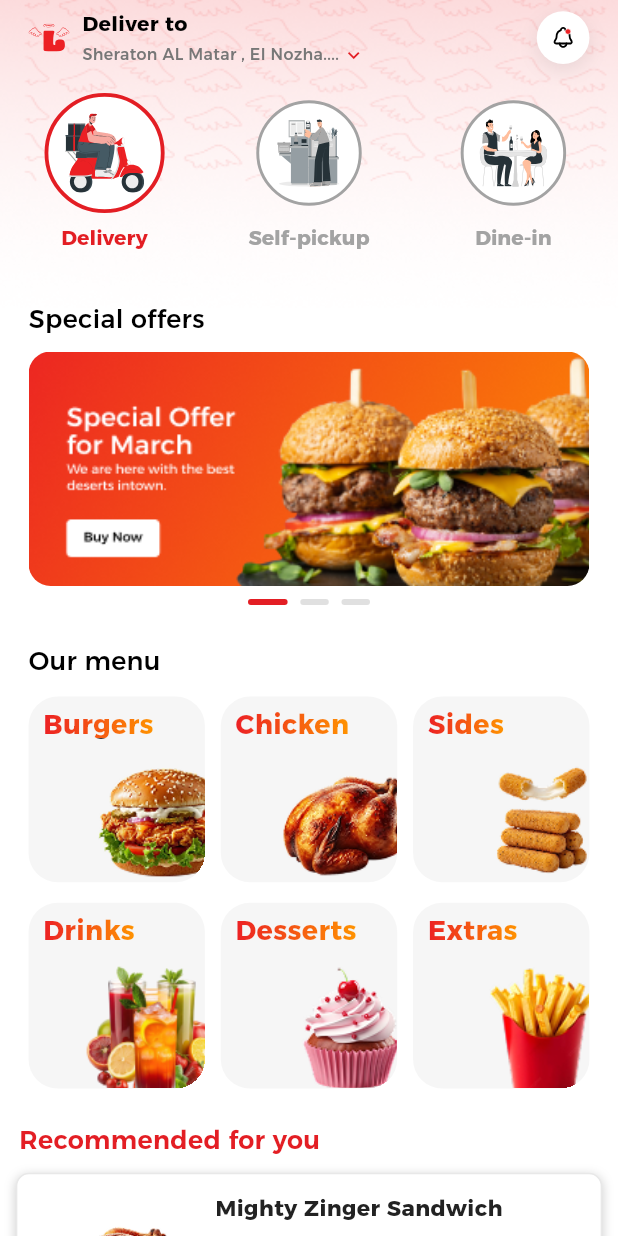
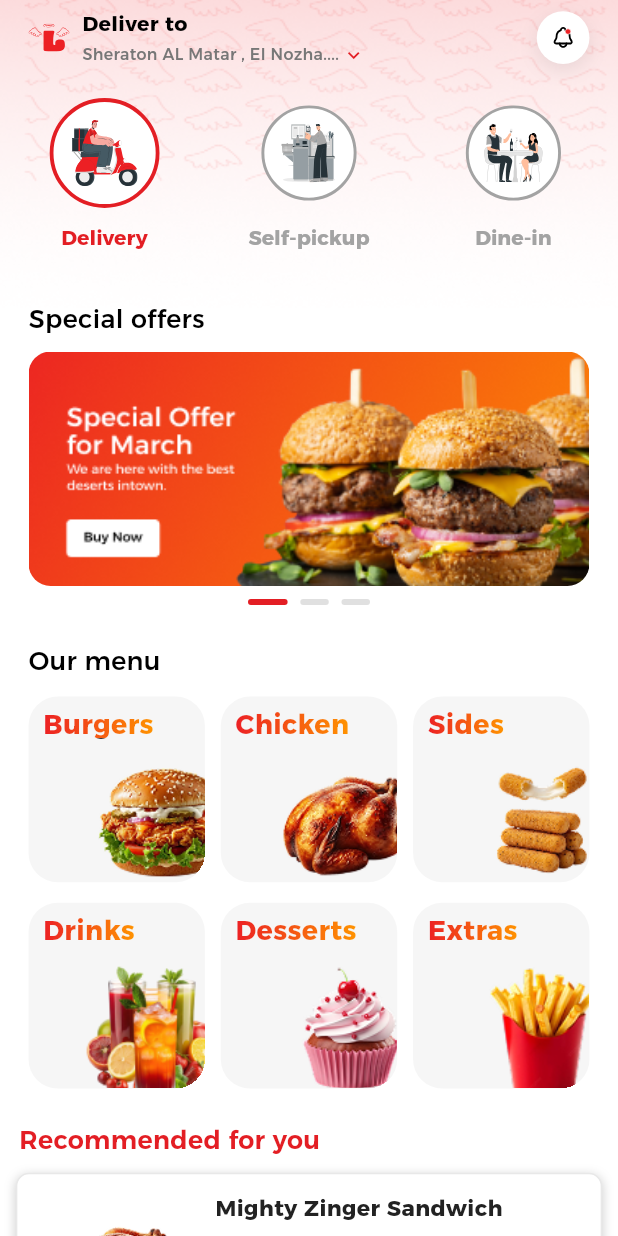
Before and after one commit to davidayman11/luciz, a Flutter app: the HomeTabPage widget shown alone on an empty page, opened directly, on a phone screen of 412 x 824 dp. Run offline on Flutter 3.47's test engine with Material 3 defaults, Android fonts, the phone set to English and light mode, and no system bars; our stand-ins replace flutter_svg, shared_preferences; accounts and stored records are empty.

Commit message:
homepage5

```diff
--- a/lib/features/home/presentation/pages/home_screen.dart
+++ b/lib/features/home/presentation/pages/home_screen.dart
@@ -6,6 +6,7 @@ import '../widgets/luciz_home_bottom_nav.dart';
 import 'tabs/account_tab_page.dart';
 import 'tabs/cart_tab_page.dart';
 import 'tabs/home_tab_page.dart';
+
 import 'tabs/rewards_tab_page.dart';
 
 class HomeScreen extends StatefulWidget {
--- a/lib/features/home/presentation/pages/tabs/home_tab_page.dart
+++ b/lib/features/home/presentation/pages/tabs/home_tab_page.dart
@@ -5,6 +5,7 @@ import 'package:flutter_svg/flutter_svg.dart';
 
 import '../../../../../core/responsive/luciz_scale.dart';
 import '../../../../../core/theme/luciz_colors.dart';
+import '../../widgets/quantity_outline_control.dart';
 
 class HomeTabPage extends StatefulWidget {
   const HomeTabPage({super.key});
@@ -44,13 +45,16 @@ class _HomeTabPageState extends State<HomeTabPage> {
     ),
   ];
 
-  int get cartCount =>
-      products.fold<int>(0, (sum, item) => sum + item.quantity);
+  int get cartCount {
+    return products.fold<int>(0, (sum, item) => sum + item.quantity);
+  }
 
-  int get cartTotal => products.fold<int>(
+  int get cartTotal {
+    return products.fold<int>(
       0,
       (sum, item) => sum + (item.price * item.quantity),
     );
+  }
 
   bool get hasCartItems => cartCount > 0;
 
@@ -63,7 +67,9 @@ class _HomeTabPageState extends State<HomeTabPage> {
   void _startBannerAutoSlide() {
     _bannerTimer = Timer.periodic(const Duration(seconds: 3), (_) {
       if (!_bannerController.hasClients) return;
+
       final nextIndex = bannerIndex == 2 ? 0 : bannerIndex + 1;
+
       _bannerController.animateToPage(
         nextIndex,
         duration: const Duration(milliseconds: 450),
@@ -73,12 +79,16 @@ class _HomeTabPageState extends State<HomeTabPage> {
   }
 
   void _increaseProduct(int index) {
-    setState(() => products[index].quantity++);
+    setState(() {
+      products[index].quantity++;
+    });
   }
 
   void _decreaseProduct(int index) {
     setState(() {
-      if (products[index].quantity > 0) products[index].quantity--;
+      if (products[index].quantity > 0) {
+        products[index].quantity--;
+      }
     });
   }
 
@@ -105,19 +115,30 @@ class _HomeTabPageState extends State<HomeTabPage> {
             fit: BoxFit.cover,
           ),
         ),
+
         SafeArea(
           child: SingleChildScrollView(
             padding: EdgeInsets.fromLTRB(
               s.w(10),
               s.h(6),
               s.w(10),
-              hasCartItems ? s.h(95) : s.h(20),
+              s.h(20),
+            ),
+            child: AnimatedPadding(
+              duration: hasCartItems
+                  ? const Duration(milliseconds: 320)
+                  : const Duration(milliseconds: 140),
+              curve: Curves.easeOutCubic,
+              padding: EdgeInsets.only(
+                bottom: hasCartItems ? s.h(75) : 0,
               ),
               child: Column(
                 crossAxisAlignment: CrossAxisAlignment.start,
                 children: [
                   _Header(s: s),
+
                   SizedBox(height: s.h(18)),
+
                   Padding(
                     padding: EdgeInsets.symmetric(horizontal: s.w(8)),
                     child: Row(
@@ -137,7 +158,8 @@ class _HomeTabPageState extends State<HomeTabPage> {
                           s: s,
                           title: 'Self-pickup',
                           selectedAsset: 'assets/images/pickup-selected.svg',
-                        unselectedAsset: 'assets/images/self_pickup_icon.svg',
+                          unselectedAsset:
+                              'assets/images/self_pickup_icon.svg',
                           selected: selectedOrderType == 1,
                           onTap: () => setState(() => selectedOrderType = 1),
                         ),
@@ -152,7 +174,9 @@ class _HomeTabPageState extends State<HomeTabPage> {
                       ],
                     ),
                   ),
+
                   SizedBox(height: s.h(24)),
+
                   Padding(
                     padding: EdgeInsets.symmetric(horizontal: s.w(8)),
                     child: _SectionTitle(
@@ -161,7 +185,9 @@ class _HomeTabPageState extends State<HomeTabPage> {
                       fontWeight: FontWeight.w500,
                     ),
                   ),
+
                   SizedBox(height: s.h(10)),
+
                   SizedBox(
                     height: s.h(160),
                     child: PageView.builder(
@@ -185,13 +211,17 @@ class _HomeTabPageState extends State<HomeTabPage> {
                       },
                     ),
                   ),
+
                   SizedBox(height: s.h(9)),
+
                   Row(
                     mainAxisAlignment: MainAxisAlignment.center,
                     children: List.generate(3, (i) {
                       final active = i == bannerIndex;
+
                       return AnimatedContainer(
                         duration: const Duration(milliseconds: 200),
+                        curve: Curves.easeOut,
                         margin: EdgeInsets.symmetric(horizontal: s.w(4)),
                         width: active ? s.w(25) : s.w(18),
                         height: s.h(4),
@@ -204,7 +234,9 @@ class _HomeTabPageState extends State<HomeTabPage> {
                       );
                     }),
                   ),
+
                   SizedBox(height: s.h(26)),
+
                   Padding(
                     padding: EdgeInsets.symmetric(horizontal: s.w(8)),
                     child: _SectionTitle(
@@ -213,7 +245,9 @@ class _HomeTabPageState extends State<HomeTabPage> {
                       fontWeight: FontWeight.w500,
                     ),
                   ),
+
                   SizedBox(height: s.h(12)),
+
                   Padding(
                     padding: EdgeInsets.symmetric(horizontal: s.w(8)),
                     child: GridView.count(
@@ -281,7 +315,9 @@ class _HomeTabPageState extends State<HomeTabPage> {
                       ],
                     ),
                   ),
+
                   SizedBox(height: s.h(23)),
+
                   Padding(
                     padding: EdgeInsets.symmetric(horizontal: s.w(2)),
                     child: _SectionTitle(
@@ -291,7 +327,9 @@ class _HomeTabPageState extends State<HomeTabPage> {
                       color: LucizColors.brandRed,
                     ),
                   ),
+
                   SizedBox(height: s.h(10)),
+
                   ListView.separated(
                     shrinkWrap: true,
                     physics: const NeverScrollableScrollPhysics(),
@@ -299,6 +337,7 @@ class _HomeTabPageState extends State<HomeTabPage> {
                     separatorBuilder: (_, __) => SizedBox(height: s.h(14)),
                     itemBuilder: (context, index) {
                       final product = products[index];
+
                       return _RecommendedProductCard(
                         s: s,
                         product: product,
@@ -311,20 +350,26 @@ class _HomeTabPageState extends State<HomeTabPage> {
               ),
             ),
           ),
+        ),
 
-        // ── Cart bar: slide up from bottom + fade, ناعمة وخفيفة ──
         Positioned(
           left: s.w(12),
           right: s.w(12),
           bottom: s.h(10),
           child: SafeArea(
             top: false,
+            child: IgnorePointer(
+              ignoring: !hasCartItems,
               child: AnimatedSlide(
-              duration: const Duration(milliseconds: 400),
+                duration: hasCartItems
+                    ? const Duration(milliseconds: 400)
+                    : const Duration(milliseconds: 170),
                 curve: Curves.easeOutCubic,
                 offset: hasCartItems ? Offset.zero : const Offset(0, 2),
                 child: AnimatedOpacity(
-                duration: const Duration(milliseconds: 350),
+                  duration: hasCartItems
+                      ? const Duration(milliseconds: 350)
+                      : const Duration(milliseconds: 120),
                   curve: Curves.easeOut,
                   opacity: hasCartItems ? 1.0 : 0.0,
                   child: _CartBar(
@@ -336,14 +381,11 @@ class _HomeTabPageState extends State<HomeTabPage> {
               ),
             ),
           ),
+        ),
       ],
     );
   }
 }
-
-// ─────────────────────────────────────────────
-// Models & simple widgets (unchanged)
-// ─────────────────────────────────────────────
 
 class _ProductItem {
   _ProductItem({
@@ -363,6 +405,7 @@ class _ProductItem {
 
 class _Header extends StatelessWidget {
   const _Header({required this.s});
+
   final LucizScale s;
 
   @override
@@ -469,8 +512,9 @@ class _OrderType extends StatelessWidget {
   Widget build(BuildContext context) {
     final Color borderColor =
         selected ? LucizColors.brandRed : const Color(0xFFA3A3A3);
-    final double circleSize = selected ? s.r(82) : s.r(72);
-    final double iconSize = selected ? s.r(54) : s.r(46);
+
+    final double circleSize = selected ? s.r(75) : s.r(65);
+    final double iconSize = selected ? s.r(45) : s.r(40);
 
     return GestureDetector(
       onTap: onTap,
@@ -493,7 +537,10 @@ class _OrderType extends StatelessWidget {
                   decoration: BoxDecoration(
                     color: Colors.white,
                     shape: BoxShape.circle,
-                    border: Border.all(color: borderColor, width: selected ? s.r(2.6) : s.r(2)),
+                    border: Border.all(
+                      color: borderColor,
+                      width: selected ? s.r(2.6) : s.r(2),
+                    ),
                   ),
                   child: Center(
                     child: AnimatedContainer(
@@ -523,7 +570,11 @@ class _OrderType extends StatelessWidget {
                     fontWeight: FontWeight.w700,
                     color: borderColor,
                   ),
-                  child: Text(title, maxLines: 1, overflow: TextOverflow.ellipsis),
+                  child: Text(
+                    title,
+                    maxLines: 1,
+                    overflow: TextOverflow.ellipsis,
+                  ),
                 ),
               ),
             ),
@@ -619,10 +670,6 @@ class _MenuCard extends StatelessWidget {
   }
 }
 
-// ─────────────────────────────────────────────
-// Product card — AnimatedSwitcher ناعم بدون bounce
-// ─────────────────────────────────────────────
-
 class _RecommendedProductCard extends StatelessWidget {
   const _RecommendedProductCard({
     required this.s,
@@ -645,7 +692,10 @@ class _RecommendedProductCard extends StatelessWidget {
       decoration: BoxDecoration(
         color: Colors.white,
         borderRadius: BorderRadius.circular(s.r(9)),
-        border: Border.all(color: const Color(0xFFE8E8E8), width: 1),
+        border: Border.all(
+          color: const Color(0xFFE8E8E8),
+          width: 1,
+        ),
         boxShadow: [
           BoxShadow(
             blurRadius: 5,
@@ -662,7 +712,10 @@ class _RecommendedProductCard extends StatelessWidget {
             bottom: s.h(16),
             child: SizedBox(
               width: s.w(98),
-              child: Image.asset(product.asset, fit: BoxFit.contain),
+              child: Image.asset(
+                product.asset,
+                fit: BoxFit.contain,
+              ),
             ),
           ),
           Positioned(
@@ -711,20 +764,44 @@ class _RecommendedProductCard extends StatelessWidget {
               ),
             ),
           ),
-
-          // ── Smooth AnimatedSwitcher: fade + scale خفيف بدون bounce ──
           Positioned(
             right: s.w(10),
             bottom: s.h(10),
             child: AnimatedSwitcher(
-              duration: const Duration(milliseconds: 320),
+              duration: hasQuantity
+                  ? const Duration(milliseconds: 320)
+                  : const Duration(milliseconds: 70),
+              reverseDuration: const Duration(milliseconds: 70),
               switchInCurve: Curves.easeOut,
               switchOutCurve: Curves.easeIn,
+              layoutBuilder: (currentChild, previousChildren) {
+                return Stack(
+                  alignment: Alignment.centerRight,
+                  clipBehavior: Clip.none,
+                  children: [
+                    ...previousChildren,
+                    if (currentChild != null) currentChild,
+                  ],
+                );
+              },
               transitionBuilder: (child, animation) {
+                final bool isAddButton =
+                    child.key == const ValueKey('add-button');
+
+                if (isAddButton) {
+                  return FadeTransition(
+                    opacity: animation,
+                    child: child,
+                  );
+                }
+
                 return FadeTransition(
                   opacity: animation,
                   child: ScaleTransition(
-                    scale: Tween<double>(begin: 0.82, end: 1.0).animate(
+                    scale: Tween<double>(
+                      begin: 0.82,
+                      end: 1.0,
+                    ).animate(
                       CurvedAnimation(
                         parent: animation,
                         curve: Curves.easeOut,
@@ -735,15 +812,15 @@ class _RecommendedProductCard extends StatelessWidget {
                 );
               },
               child: hasQuantity
-                  ? _QuantityOutlineControl(
-                      key: const ValueKey('quantity'),
+                  ? QuantityOutlineControl(
+                      key: const ValueKey('quantity-control'),
                       s: s,
                       quantity: product.quantity,
                       onRemove: onRemove,
                       onAdd: onAdd,
                     )
                   : _AddButton(
-                      key: const ValueKey('add'),
+                      key: const ValueKey('add-button'),
                       s: s,
                       onTap: onAdd,
                     ),
@@ -755,122 +832,12 @@ class _RecommendedProductCard extends StatelessWidget {
   }
 }
 
-// ─────────────────────────────────────────────
-// Quantity control — رقم بيتغير بـ fade ناعم
-// ─────────────────────────────────────────────
-
-class _QuantityOutlineControl extends StatelessWidget {
-  const _QuantityOutlineControl({
+class _AddButton extends StatelessWidget {
+  const _AddButton({
     super.key,
     required this.s,
-    required this.quantity,
-    required this.onRemove,
-    required this.onAdd,
+    required this.onTap,
   });
-
-  final LucizScale s;
-  final int quantity;
-  final VoidCallback onRemove;
-  final VoidCallback onAdd;
-
-  @override
-  Widget build(BuildContext context) {
-    return Container(
-      height: s.h(36),
-      padding: EdgeInsets.fromLTRB(s.w(4), s.h(3), s.w(3), s.h(3)),
-      decoration: BoxDecoration(
-        color: Colors.white,
-        borderRadius: BorderRadius.circular(s.r(999)),
-        border: Border.all(color: const Color(0xFFE1E1E1), width: s.r(1)),
-        boxShadow: [
-          BoxShadow(
-            blurRadius: 7,
-            offset: const Offset(0, 2),
-            color: Colors.black.withValues(alpha: 0.07),
-          ),
-        ],
-      ),
-      child: Row(
-        mainAxisSize: MainAxisSize.min,
-        children: [
-          GestureDetector(
-            onTap: onRemove,
-            behavior: HitTestBehavior.opaque,
-            child: Container(
-              width: s.r(30),
-              height: s.r(30),
-              decoration: const BoxDecoration(
-                color: Color(0xFFF1F1F1),
-                shape: BoxShape.circle,
-              ),
-              child: Center(
-                child: quantity == 1
-                    ? SvgPicture.asset(
-                        'assets/images/trash-icon.svg',
-                        width: s.r(18),
-                        height: s.r(18),
-                        fit: BoxFit.contain,
-                        colorFilter: const ColorFilter.mode(
-                          Color(0xFF7F7F7F),
-                          BlendMode.srcIn,
-                        ),
-                      )
-                    : Icon(Icons.remove, size: s.r(19), color: const Color(0xFF7F7F7F)),
-              ),
-            ),
-          ),
-          SizedBox(width: s.w(11)),
-          // الرقم بيتغير بـ fade ناعم
-          AnimatedSwitcher(
-            duration: const Duration(milliseconds: 200),
-            switchInCurve: Curves.easeOut,
-            switchOutCurve: Curves.easeIn,
-            transitionBuilder: (child, animation) {
-              return FadeTransition(opacity: animation, child: child);
-            },
-            child: Text(
-              '$quantity',
-              key: ValueKey(quantity),
-              textAlign: TextAlign.center,
-              style: TextStyle(
-                fontFamily: 'Poppins',
-                fontSize: s.font(14),
-                fontWeight: FontWeight.w600,
-                color: const Color(0xFF000000),
-                height: 1.0,
-                letterSpacing: 0,
-              ),
-            ),
-          ),
-          SizedBox(width: s.w(11)),
-          GestureDetector(
-            onTap: onAdd,
-            behavior: HitTestBehavior.opaque,
-            child: Container(
-              width: s.r(34),
-              height: s.r(34),
-              decoration: BoxDecoration(
-                color: LucizColors.brandRed,
-                shape: BoxShape.circle,
-                boxShadow: [
-                  BoxShadow(
-                    blurRadius: 6,
-                    offset: const Offset(0, 2),
-                    color: LucizColors.brandRed.withValues(alpha: 0.25),
-                  ),
-                ],
-              ),
-              child: Icon(Icons.add, size: s.r(27), color: Colors.white),
-            ),
-          ),
-        ],
-      ),
-    );
-  }
-}
-
-class _AddButton extends StatelessWidget {
-  const _AddButton({super.key, required this.s, required this.onTap});
 
   final LucizScale s;
   final VoidCallback onTap;
@@ -894,7 +861,11 @@ class _AddButton extends StatelessWidget {
             ),
           ],
         ),
-        child: Icon(Icons.add, size: s.r(22), color: Colors.white),
+        child: Icon(
+          Icons.add,
+          size: s.r(22),
+          color: Colors.white,
+        ),
       ),
     );
   }
@@ -937,13 +908,17 @@ class _CartBar extends StatelessWidget {
               borderRadius: BorderRadius.circular(s.r(5)),
             ),
             child: Center(
+              child: AnimatedSwitcher(
+                duration: const Duration(milliseconds: 140),
                 child: Text(
                   '$cartCount',
+                  key: ValueKey<int>(cartCount),
                   style: TextStyle(
                     fontFamily: 'Alexandria',
                     fontSize: s.font(14),
                     fontWeight: FontWeight.w800,
                     color: LucizColors.brandRed,
+                  ),
                 ),
               ),
             ),
@@ -959,13 +934,17 @@ class _CartBar extends StatelessWidget {
             ),
           ),
           const Spacer(),
-          Text(
+          AnimatedSwitcher(
+            duration: const Duration(milliseconds: 140),
+            child: Text(
               '$cartTotal EGP',
+              key: ValueKey<int>(cartTotal),
               style: TextStyle(
                 fontFamily: 'Alexandria',
                 fontSize: s.font(12),
                 fontWeight: FontWeight.w800,
                 color: Colors.white,
+              ),
             ),
           ),
         ],
```
Also changed, not shown: lib/features/home/presentation/widgets/quantity_outline_control.dart (added, +158 -0 lines). Lines whose indentation alone changed are shown as unchanged.
